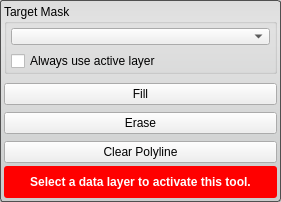
Old version of the form src/Interface/ToolInterface/PolylineToolInterface.ui in the repository SCIInstitute/Seg3D.
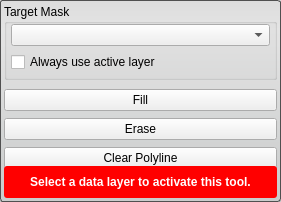
New version of the form. Custom widgets are drawn as their Qt base class.

Patch:
```diff
--- a/src/Interface/ToolInterface/PolylineToolInterface.ui
+++ b/src/Interface/ToolInterface/PolylineToolInterface.ui
@@ -50,20 +50,32 @@
      <property name="minimumSize">
       <size>
        <width>0</width>
-       <height>70</height>
+       <height>76</height>
       </size>
      </property>
      <property name="maximumSize">
       <size>
        <width>16777215</width>
-       <height>70</height>
+       <height>76</height>
       </size>
      </property>
      <property name="title">
       <string>Target Mask</string>
      </property>
      <layout class="QVBoxLayout" name="verticalLayout_4">
-      <property name="margin">
+      <property name="spacing">
+       <number>6</number>
+      </property>
+      <property name="leftMargin">
+       <number>4</number>
+      </property>
+      <property name="topMargin">
+       <number>0</number>
+      </property>
+      <property name="rightMargin">
+       <number>4</number>
+      </property>
+      <property name="bottomMargin">
        <number>4</number>
       </property>
       <item>
@@ -157,12 +169,6 @@
        <height>32</height>
       </size>
      </property>
-     <property name="maximumSize">
-      <size>
-       <width>16777215</width>
-       <height>32</height>
-      </size>
-     </property>
      <property name="styleSheet">
       <string notr="true">QLabel#message_{
   color: white;
```
